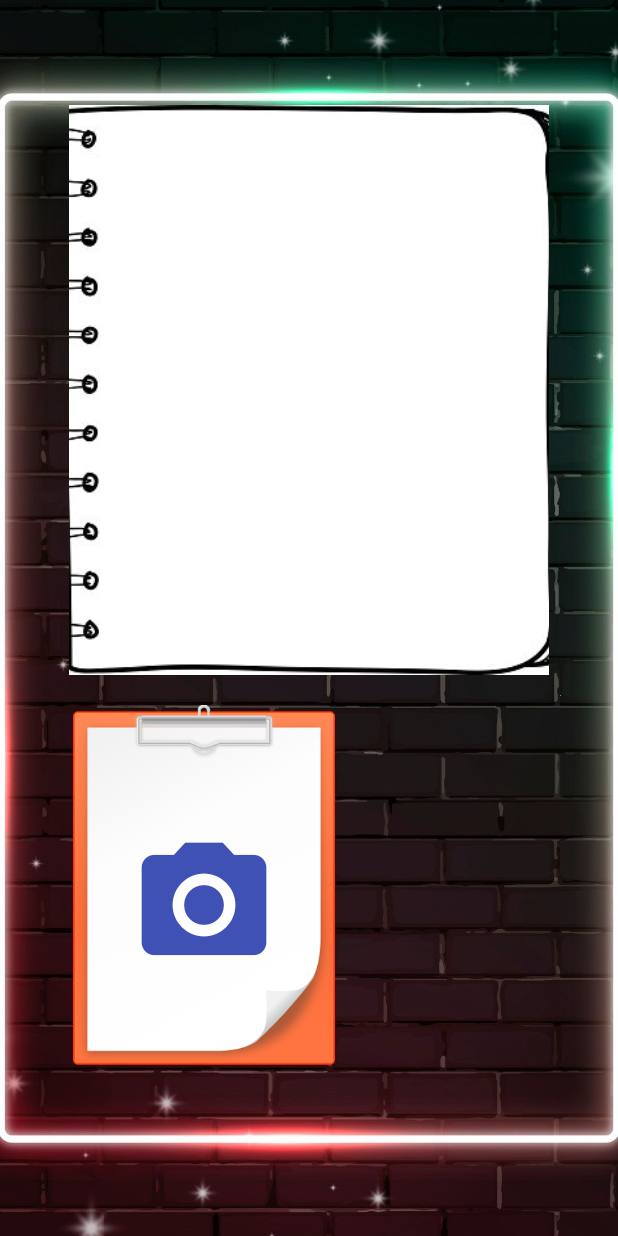
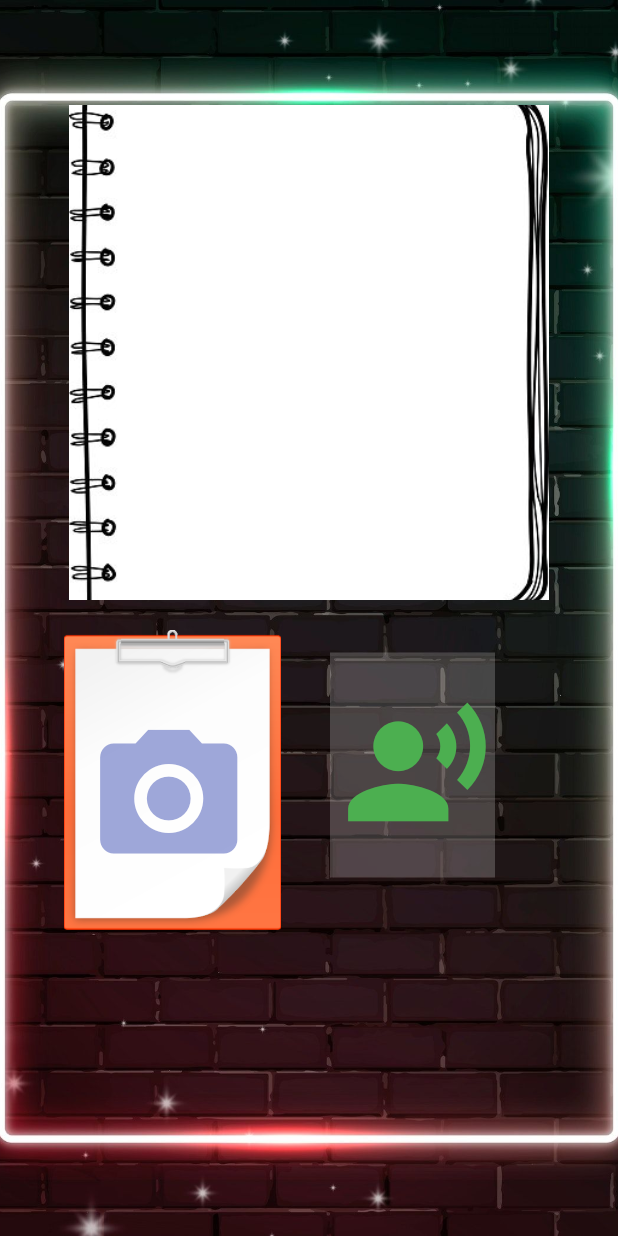
Before and after one commit to kremensov/PIVI, a Flutter app: the screen it shows after launch, on a phone screen of 412 x 824 dp. Run offline on Flutter 3.47's test engine with Material 2 defaults, Android fonts, the phone set to English and light mode, and no system bars; our stand-ins replace image_picker, splashscreen; missing offline and left inert: firebase_ml_vision; accounts and stored records are empty.

```diff
--- a/lib/HomePage.dart
+++ b/lib/HomePage.dart
@@ -88,9 +88,12 @@ class _HomePageState extends State<HomePage> {
             SizedBox(width: 100.0),
 
 
+
+
+
             //Resultado do Container
             Container(
-              height: 380.0,
+              height: 330.0,
                 width: 320.0,
               margin: EdgeInsets.only(top: 70.0),
               padding: EdgeInsets.only(left: 28.0,bottom: 5.0, right: 18.0),
@@ -111,21 +114,35 @@ class _HomePageState extends State<HomePage> {
                 ),
               ),
             ),
+
+
+
+            // Botão para falar
+
+
+
+
+
+
+            Row(
+              children: <Widget>[
                 Container(
-              margin: EdgeInsets.only(top: 20.0,right: 140.0),
+                  margin: EdgeInsets.only(top:20, left: 40),
+                  height: 200,
+                  width: 150,
                   child: Stack(
                     children: [
                       Stack(
                         children: [
-                      Center(
+                          Align(
                             child: Image.asset('assets/images/pin2.png',
-                          height: 240.0,
-                          width: 200.0,
+                              height: 200.0,
+                              width: 160.0,
                             ),
                           ),
                         ],
                       ),
-                  Center(
+                      Align(
                         child: TextButton(
                           onPressed: (){
                             captureFromCamera();
@@ -134,17 +151,17 @@ class _HomePageState extends State<HomePage> {
                             captureFromGallery();
                           },
                           child: Container(
-                        margin: EdgeInsets.only(top: 25.0),
+                            margin: EdgeInsets.only(top: 25.0, right: 5),
                             child: image != null
                                 ? Image.file(image,
-                            width: 140.0,height: 192.0,fit: BoxFit.fill)
+                                width: 140.0,height: 162.0,fit: BoxFit.fill)
                                 : Container(
-                          width: 240.0,
+                              width: 110.0,
                               height: 200.0,
                             child: Icon(
                                 Icons.camera_alt,
-                              size: 100.0,
-                              color: Colors.indigo,
+                                size: 110.0,
+                                color: Colors.indigo.withOpacity(0.5),
                               ),
                             ),
                           ),
@@ -152,7 +169,43 @@ class _HomePageState extends State<HomePage> {
                       )
                     ],
                   ),
+                ),
+
+
+
+                Container(
+                  margin: EdgeInsets.only(left: 30),
+                  color: Colors.white.withOpacity(.2),
+
+                  height: 150,
+                  width: 110,
+
+                  child: IconButton(
+                    icon: new Icon(Icons.record_voice_over, size: 100, color: Colors.green,), onPressed: (){ captureFromCamera();},
+                    //size: 130,
+                    //  color: Colors.green,
+                  ),
+                ),
+
+
+
+              ],
             )
+
+
+
+
+
+
+
+
+
+
+
+
+
+
+
           ],
         ),
       ),
```
Lines whose indentation alone changed are shown as unchanged.
